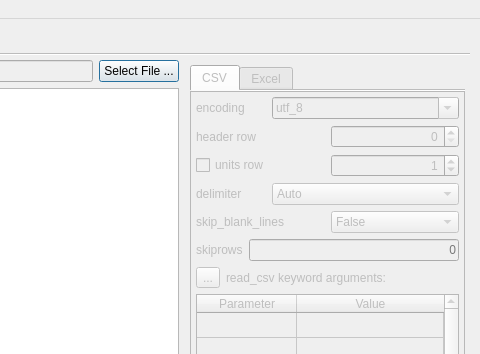
Above: colliderscope.ui from kevinanewman/colliderscope2024 before the change; both pictures show x 575 to 1055 and y 0 to 354 of the 1055 by 848 pixel window. Below: the same form after it.
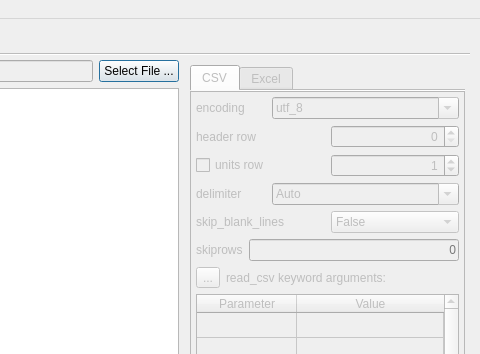
That is the form after the change. Icons and pictures are not drawn. Custom widgets are drawn as their Qt base class.

Commit message: allow editable delimiter dropdown

```diff
--- a/colliderscope.ui
+++ b/colliderscope.ui
@@ -551,6 +551,9 @@
                           <height>16777215</height>
                          </size>
                         </property>
+                        <property name="editable">
+                         <bool>true</bool>
+                        </property>
                         <item>
                          <property name="text">
                           <string>Auto</string>
```
The commit also changes 1 other file.
